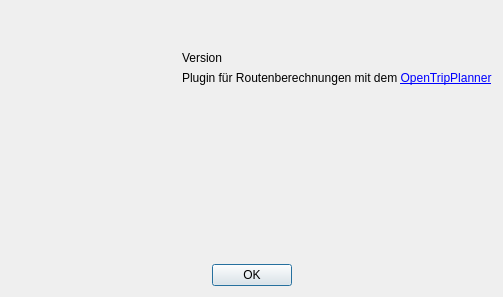
Old version of the form ui/info.ui in the repository GertzGutscheRuemenapp/gruenflaechenbewertung.
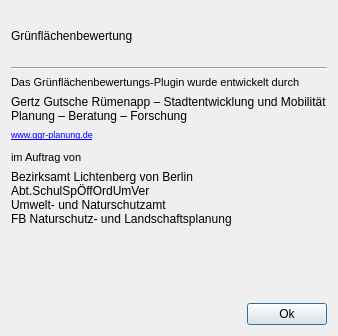
New version of the form. Icons and pictures are not drawn.

Commit message: info dialog

The edit to the form file:
```diff
--- a/ui/info.ui
+++ b/ui/info.ui
@@ -9,8 +9,8 @@
    <rect>
     <x>0</x>
     <y>0</y>
-    <width>503</width>
-    <height>297</height>
+    <width>332</width>
+    <height>336</height>
    </rect>
   </property>
   <property name="sizePolicy">
@@ -29,18 +29,35 @@
    <item>
     <layout class="QHBoxLayout" name="horizontalLayout_2">
      <item>
-      <widget class="QLabel" name="label_2">
-       <property name="maximumSize">
-        <size>
-         <width>200</width>
-         <height>200</height>
-        </size>
+      <widget class="QLabel" name="label_11">
+       <property name="font">
+        <font>
+         <pointsize>9</pointsize>
+        </font>
        </property>
        <property name="text">
+        <string>Grünflächenbewertung</string>
+       </property>
+      </widget>
+     </item>
+     <item>
+      <widget class="QLabel" name="version_label">
+       <property name="font">
+        <font>
+         <pointsize>9</pointsize>
+        </font>
+       </property>
+       <property name="text">
         <string/>
        </property>
-       <property name="pixmap">
-        <pixmap resource="resources.qrc">:/plugins/OTP/icon.png</pixmap>
+      </widget>
+     </item>
+     <item>
+      <widget class="QLabel" name="version_label_3">
+       <property name="font">
+        <font>
+         <pointsize>9</pointsize>
+        </font>
        </property>
        <property name="scaledContents">
         <bool>true</bool>
@@ -48,68 +65,60 @@
       </widget>
      </item>
      <item>
-      <layout class="QVBoxLayout" name="verticalLayout_2">
+      <layout class="QHBoxLayout" name="horizontalLayout_6">
        <item>
-        <spacer name="verticalSpacer_2">
+        <spacer name="horizontalSpacer_2">
          <property name="orientation">
-          <enum>Qt::Vertical</enum>
+          <enum>Qt::Horizontal</enum>
          </property>
          <property name="sizeHint" stdset="0">
           <size>
-           <width>20</width>
-           <height>40</height>
+           <width>40</width>
+           <height>20</height>
           </size>
          </property>
         </spacer>
        </item>
        <item>
-        <widget class="QLabel" name="version_label">
-         <property name="text">
-          <string>Version</string>
+        <widget class="QLabel" name="label_12">
+         <property name="minimumSize">
+          <size>
+           <width>50</width>
+           <height>50</height>
+          </size>
          </property>
-         <property name="alignment">
-          <set>Qt::AlignLeading|Qt::AlignLeft|Qt::AlignVCenter</set>
+         <property name="maximumSize">
+          <size>
+           <width>50</width>
+           <height>50</height>
+          </size>
          </property>
-        </widget>
-       </item>
-       <item>
-        <widget class="QLabel" name="label_3">
+         <property name="layoutDirection">
+          <enum>Qt::LeftToRight</enum>
+         </property>
          <property name="text">
-          <string>&lt;html&gt;&lt;head/&gt;&lt;body&gt;&lt;p&gt;Plugin für Routenberechnungen mit dem &lt;a href=&quot;http://www.opentripplanner.org/&quot;&gt;&lt;span style=&quot; text-decoration: underline; color:#0000ff;&quot;&gt;OpenTripPlanner&lt;/span&gt;&lt;/a&gt;&lt;/p&gt;&lt;/body&gt;&lt;/html&gt;</string>
+          <string/>
          </property>
-         <property name="textFormat">
-          <enum>Qt::RichText</enum>
+         <property name="pixmap">
+          <pixmap>icon.png</pixmap>
          </property>
-         <property name="alignment">
-          <set>Qt::AlignLeading|Qt::AlignLeft|Qt::AlignVCenter</set>
-         </property>
-         <property name="openExternalLinks">
+         <property name="scaledContents">
           <bool>true</bool>
          </property>
+         <property name="alignment">
+          <set>Qt::AlignLeading|Qt::AlignLeft|Qt::AlignVCenter</set>
+         </property>
         </widget>
        </item>
        <item>
-        <spacer name="verticalSpacer_3">
+        <spacer name="horizontalSpacer_5">
          <property name="orientation">
-          <enum>Qt::Vertical</enum>
+          <enum>Qt::Horizontal</enum>
          </property>
          <property name="sizeHint" stdset="0">
           <size>
-           <width>20</width>
-           <height>40</height>
-          </size>
-         </property>
-        </spacer>
-       </item>
-       <item>
-        <spacer name="verticalSpacer">
-         <property name="orientation">
-          <enum>Qt::Vertical</enum>
-         </property>
-         <property name="sizeHint" stdset="0">
-          <size>
-           <width>20</width>
-           <height>40</height>
+           <width>40</width>
+           <height>20</height>
           </size>
          </property>
         </spacer>
@@ -119,7 +128,108 @@
     </layout>
    </item>
    <item>
-    <spacer name="verticalSpacer_4">
+    <widget class="Line" name="line_3">
+     <property name="orientation">
+      <enum>Qt::Horizontal</enum>
+     </property>
+    </widget>
+   </item>
+   <item>
+    <layout class="QVBoxLayout" name="verticalLayout_5">
+     <item>
+      <widget class="QLabel" name="label">
+       <property name="font">
+        <font>
+         <pointsize>8</pointsize>
+        </font>
+       </property>
+       <property name="text">
+        <string>Das Grünflächenbewertungs-Plugin wurde entwickelt durch</string>
+       </property>
+      </widget>
+     </item>
+     <item>
+      <widget class="QLabel" name="label_2">
+       <property name="font">
+        <font>
+         <pointsize>9</pointsize>
+        </font>
+       </property>
+       <property name="text">
+        <string>Gertz Gutsche Rümenapp – Stadtentwicklung und Mobilität 
+Planung – Beratung – Forschung</string>
+       </property>
+      </widget>
+     </item>
+    </layout>
+   </item>
+   <item>
+    <widget class="QLabel" name="label_5">
+     <property name="font">
+      <font>
+       <pointsize>7</pointsize>
+      </font>
+     </property>
+     <property name="text">
+      <string notr="true">&lt;a href=&quot;http://www.ggr-planung.de&quot;&gt;www.ggr-planung.de&lt;/a&gt;</string>
+     </property>
+     <property name="textFormat">
+      <enum>Qt::RichText</enum>
+     </property>
+     <property name="openExternalLinks">
+      <bool>true</bool>
+     </property>
+    </widget>
+   </item>
+   <item>
+    <spacer name="verticalSpacer_9">
+     <property name="orientation">
+      <enum>Qt::Vertical</enum>
+     </property>
+     <property name="sizeType">
+      <enum>QSizePolicy::Fixed</enum>
+     </property>
+     <property name="sizeHint" stdset="0">
+      <size>
+       <width>20</width>
+       <height>5</height>
+      </size>
+     </property>
+    </spacer>
+   </item>
+   <item>
+    <widget class="QLabel" name="label_4">
+     <property name="font">
+      <font>
+       <pointsize>8</pointsize>
+      </font>
+     </property>
+     <property name="text">
+      <string>im Auftrag von</string>
+     </property>
+    </widget>
+   </item>
+   <item>
+    <layout class="QVBoxLayout" name="verticalLayout_2">
+     <item>
+      <widget class="QLabel" name="label_8">
+       <property name="font">
+        <font>
+         <pointsize>9</pointsize>
+        </font>
+       </property>
+       <property name="text">
+        <string>Bezirksamt Lichtenberg von Berlin
+Abt.SchulSpÖffOrdUmVer
+Umwelt- und Naturschutzamt
+FB Naturschutz- und Landschaftsplanung</string>
+       </property>
+      </widget>
+     </item>
+    </layout>
+   </item>
+   <item>
+    <spacer name="verticalSpacer">
      <property name="orientation">
       <enum>Qt::Vertical</enum>
      </property>
@@ -133,26 +243,6 @@
    </item>
    <item>
     <layout class="QHBoxLayout" name="horizontalLayout">
-     <item>
-      <spacer name="horizontalSpacer_2">
-       <property name="orientation">
-        <enum>Qt::Horizontal</enum>
-       </property>
-       <property name="sizeHint" stdset="0">
-        <size>
-         <width>40</width>
-         <height>20</height>
-        </size>
-       </property>
-      </spacer>
-     </item>
-     <item>
-      <widget class="QPushButton" name="close_button">
-       <property name="text">
-        <string>OK</string>
-       </property>
-      </widget>
-     </item>
      <item>
       <spacer name="horizontalSpacer">
        <property name="orientation">
@@ -166,6 +256,13 @@
        </property>
       </spacer>
      </item>
+     <item>
+      <widget class="QPushButton" name="close_button">
+       <property name="text">
+        <string>Ok</string>
+       </property>
+      </widget>
+     </item>
     </layout>
    </item>
   </layout>
```
Left out of the diff: 5 changed lines with no effect on the pictures. The commit also changes 2 other files.
